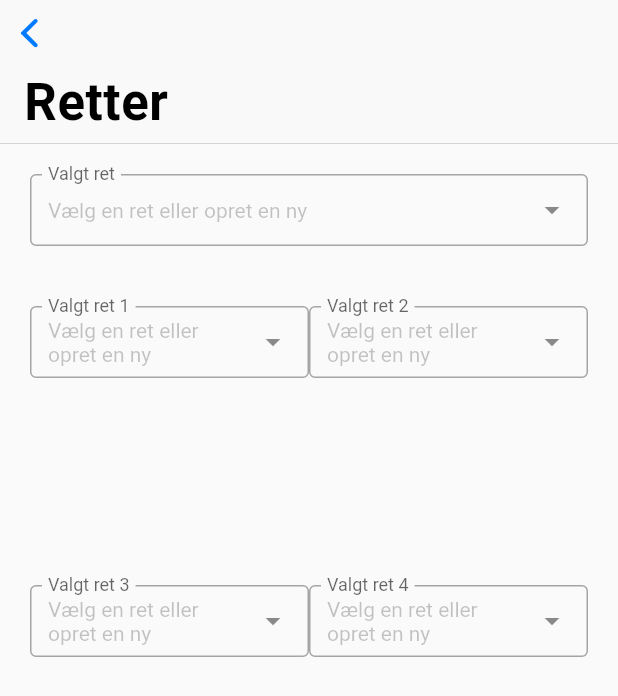
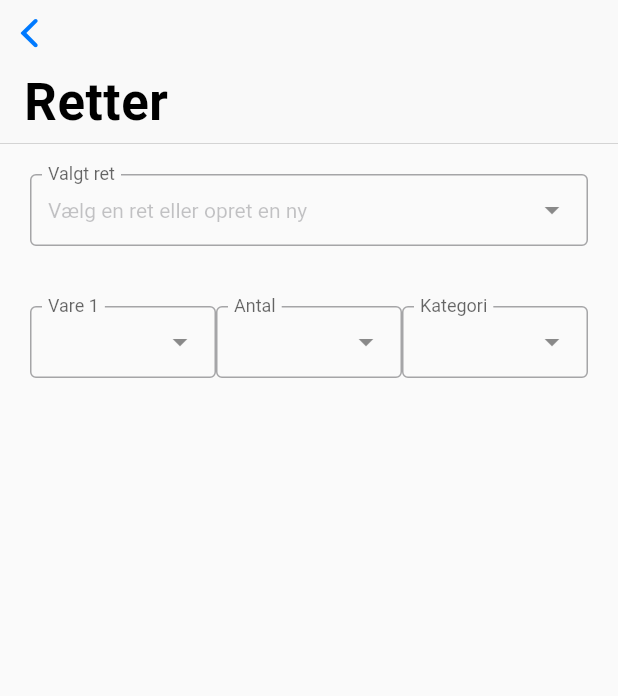
Before and after one commit to matjoerg/madplan_app, a Flutter app: the DatabaseScreen widget shown alone on an empty page, opened directly, on a phone screen of 412 x 824 dp. Shown: the top 696 px of the screen. Run offline on Flutter 3.47's test engine with Material 2 defaults, Android fonts, the phone set to English and light mode, and no system bars; drawn by our look-alikes of dropdown_search; our stand-ins replace modal_bottom_sheet.

Commit message:
Add ingredients row in database screen

```diff
--- /dev/null
+++ b/lib/constants/pixels.dart
@@ -0,0 +1,3 @@
+class Pixels {
+  static const double defaultMargin = 20;
+}
--- a/lib/screens/database_screen.dart
+++ b/lib/screens/database_screen.dart
@@ -1,6 +1,7 @@
 import 'package:dropdown_search/dropdown_search.dart';
 import 'package:flutter/cupertino.dart';
 import 'package:flutter/material.dart';
+import 'package:madplan_app/constants/pixels.dart';
 
 import 'screens.dart';
 
@@ -12,7 +13,7 @@ class DatabaseScreen extends StatefulWidget {
 }
 
 class _DatabaseScreenState extends State<DatabaseScreen> {
-  String chosenDishName = "";
+  String? chosenDishName;
   bool _creatingNewDish = false;
   TextEditingController _newDishNameController = TextEditingController();
 
@@ -24,32 +25,41 @@ class _DatabaseScreenState extends State<DatabaseScreen> {
           largeTitle: Text(ScreenConstants.database.title),
         ),
         SliverPadding(
-          padding: EdgeInsets.all(20),
+          padding: EdgeInsets.all(Pixels.defaultMargin),
           sliver: SliverList(
             delegate: SliverChildListDelegate.fixed(
               [
-                _buildDropDown("Valgt ret"),
+                _buildDishDropdown("Valgt ret"),
               ],
             ),
           ),
         ),
         SliverPadding(
-          padding: EdgeInsets.all(20),
-          sliver: SliverGrid.count(
-            crossAxisCount: 2,
+          padding: EdgeInsets.all(Pixels.defaultMargin),
+          sliver: SliverList(
+            delegate: SliverChildListDelegate.fixed(
+              [
+                _buildIngredientDropdowns("1"),
+              ],
+            ),
+          ),
+
+          /*SliverGrid.count(
+            crossAxisCount: 3,
+            childAspectRatio: 1.2,
             children: [
               _buildDropDown("Valgt ret 1"),
               _buildDropDown("Valgt ret 2"),
               _buildDropDown("Valgt ret 3"),
               _buildDropDown("Valgt ret 4"),
             ],
-          ),
+          ),*/
         ),
       ],
     );
   }
 
-  _buildDropDown(String title) {
+  _buildDishDropdown(String title) {
     return Material(
       child: DropdownSearch<String>(
         mode: Mode.MENU,
@@ -59,12 +69,57 @@ class _DatabaseScreenState extends State<DatabaseScreen> {
         items: ["Opret ny", "Italia", "Tunisia", 'Canada'],
         label: title,
         onChanged: _setDishName,
-        dropdownBuilder: _customDropDown,
+        dropdownBuilder: _customDishDropdown,
       ),
     );
   }
 
-  Widget _customDropDown(BuildContext context, String? selectedItem, String? notUsed) {
+  _buildIngredientDropdowns(String title) {
+    return Material(
+      child: Row(
+        children: [
+          Expanded(
+            child: DropdownSearch<String>(
+              mode: Mode.MENU,
+              showSearchBox: true,
+              showClearButton: false,
+              showSelectedItem: true,
+              items: ["Opret ny", "Italia", "Tunisia", 'Canada'],
+              label: "Vare " + title,
+              onChanged: _setDishName,
+              dropdownBuilder: _customIngredientDropdown,
+            ),
+          ),
+          Expanded(
+            child: DropdownSearch<String>(
+              mode: Mode.MENU,
+              showSearchBox: false,
+              showClearButton: false,
+              showSelectedItem: true,
+              items: ["1", "2", "3", "4"],
+              label: "Antal",
+              onChanged: _setDishName,
+              dropdownBuilder: _customCountDropdown,
+            ),
+          ),
+          Expanded(
+            child: DropdownSearch<String>(
+              mode: Mode.MENU,
+              showSearchBox: true,
+              showClearButton: false,
+              showSelectedItem: true,
+              items: ["Opret ny", "Italia", "Tunisia", 'Canada'],
+              label: "Kategori",
+              onChanged: _setDishName,
+              dropdownBuilder: _customCategoryDropdown,
+            ),
+          ),
+        ],
+      ),
+    );
+  }
+
+  Widget _customDishDropdown(BuildContext context, String? selectedItem, String? notUsed) {
     if (selectedItem == "Opret ny") {
       return CupertinoTextField(
         placeholder: "Navn på ny ret",
@@ -83,7 +138,46 @@ class _DatabaseScreenState extends State<DatabaseScreen> {
     return Text(selectedItem);
   }
 
+  Widget _customIngredientDropdown(BuildContext context, String? selectedItem, String? notUsed) {
+    if (selectedItem == "Opret ny") {
+      return CupertinoTextField(
+        placeholder: "Navn på ny vare",
+      );
+    }
+    if (selectedItem == null) {
+      return Container();
+    }
+
+    return Text(selectedItem);
+  }
+
+  Widget _customCountDropdown(BuildContext context, String? selectedItem, String? notUsed) {
+    if (selectedItem == null) {
+      return Container();
+    }
+
+    return Text(selectedItem);
+  }
+
+  Widget _customCategoryDropdown(BuildContext context, String? selectedItem, String? notUsed) {
+    if (selectedItem == "Opret ny") {
+      return CupertinoTextField(
+        placeholder: "Navn på ny kategori",
+      );
+    }
+    if (selectedItem == null) {
+      return Container();
+    }
+
+    return Text(selectedItem);
+  }
+
   _setDishName(dynamic selectedItem) {
+    if (selectedItem == null) {
+      _creatingNewDish = false;
+      chosenDishName = null;
+      return;
+    }
     if (selectedItem == "Opret ny") {
       _creatingNewDish = true;
     } else {
--- a/lib/screens/planner_screen.dart
+++ b/lib/screens/planner_screen.dart
@@ -1,6 +1,7 @@
 import 'package:dropdown_search/dropdown_search.dart';
 import 'package:flutter/cupertino.dart';
 import 'package:flutter/material.dart';
+import 'package:madplan_app/constants/pixels.dart';
 
 import 'screens.dart';
 
@@ -24,26 +25,26 @@ class PlannerScreen extends StatelessWidget {
       child: Material(
         child: SingleChildScrollView(
           child: Padding(
-            padding: const EdgeInsets.all(20),
+            padding: const EdgeInsets.all(Pixels.defaultMargin),
             child: Column(
               children: [
                 Container(
                   color: Colors.transparent,
                   height: 50,
                 ),
-                _buildDropDown('Mandag'),
+                _buildDropdown('Mandag'),
                 SizedBox(height: 10),
-                _buildDropDown('Tirsdag'),
+                _buildDropdown('Tirsdag'),
                 SizedBox(height: 10),
-                _buildDropDown('Onsdag'),
+                _buildDropdown('Onsdag'),
                 SizedBox(height: 10),
-                _buildDropDown('Torsdag'),
+                _buildDropdown('Torsdag'),
                 SizedBox(height: 10),
-                _buildDropDown('Fredag'),
+                _buildDropdown('Fredag'),
                 SizedBox(height: 10),
-                _buildDropDown('Lørdag'),
+                _buildDropdown('Lørdag'),
                 SizedBox(height: 10),
-                _buildDropDown('Søndag'),
+                _buildDropdown('Søndag'),
                 Container(
                   color: Colors.transparent,
                   height: 500,
@@ -56,7 +57,7 @@ class PlannerScreen extends StatelessWidget {
     );
   }
 
-  _buildDropDown(String title) {
+  _buildDropdown(String title) {
     return DropdownSearch<String>(
       mode: Mode.DIALOG,
       showSearchBox: true,
```
